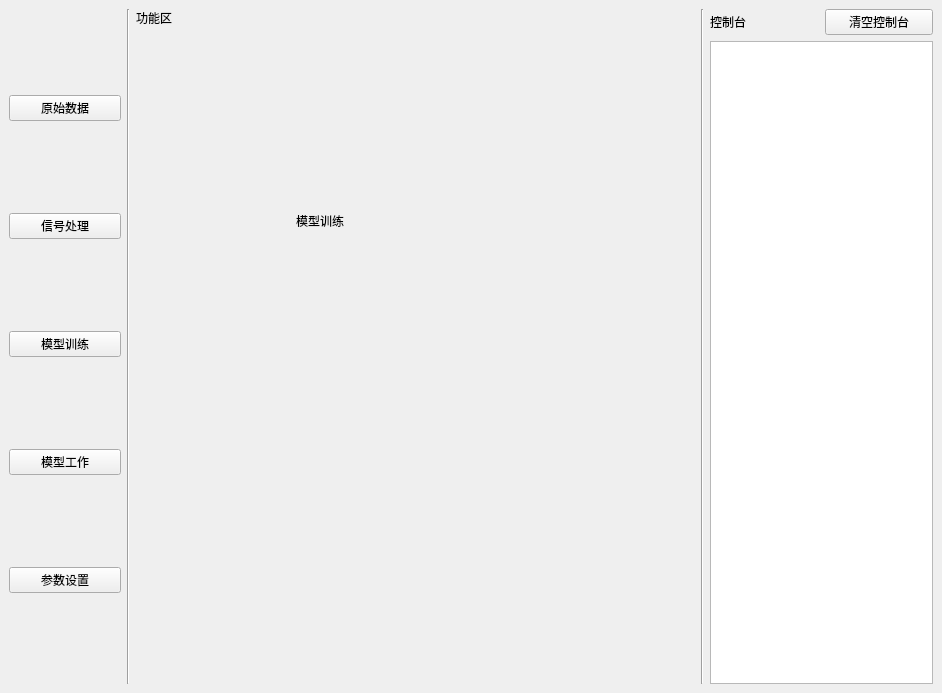
Qt form GUI/main_window.ui (industrimatic/Gearbox-Fault-Diagnosis) before a commit.
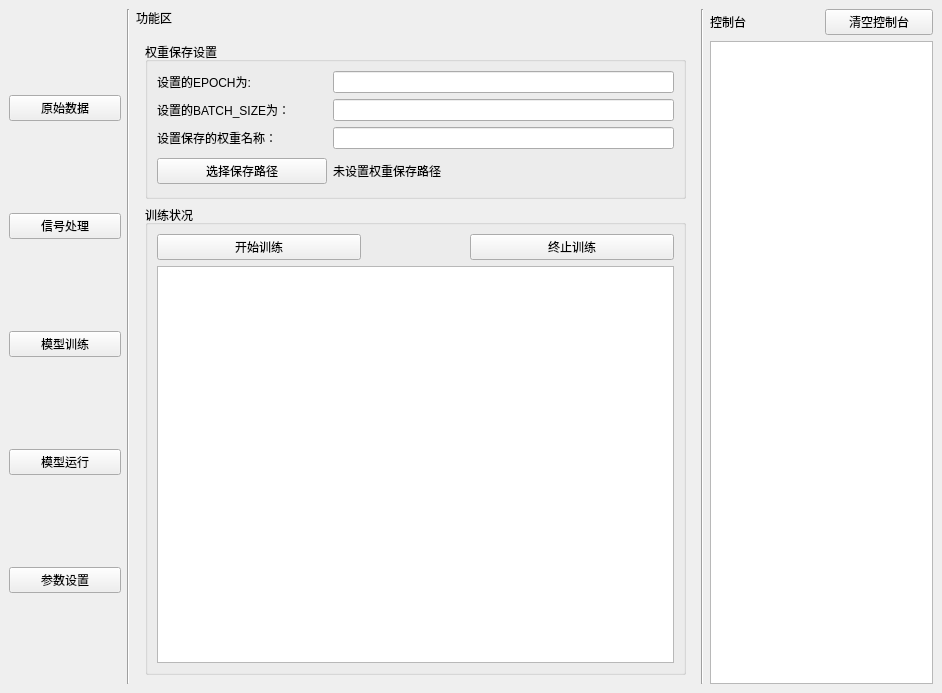
The same form after that commit. The open tabs and pages were chosen to show the change.

What changed in the file:
```diff
--- a/GUI/main_window.ui
+++ b/GUI/main_window.ui
@@ -41,7 +41,7 @@
       <item>
        <widget class="QPushButton" name="pushButton_4">
         <property name="text">
-         <string>模型工作</string>
+         <string>模型运行</string>
         </property>
        </widget>
       </item>
@@ -436,19 +436,124 @@
          </layout>
         </widget>
         <widget class="QWidget" name="page_4">
-         <widget class="QLabel" name="label_6">
-          <property name="geometry">
-           <rect>
-            <x>160</x>
-            <y>180</y>
-            <width>53</width>
-            <height>15</height>
-           </rect>
-          </property>
-          <property name="text">
-           <string>模型训练</string>
-          </property>
-         </widget>
+         <layout class="QVBoxLayout" name="verticalLayout_18" stretch="1,3">
+          <item>
+           <widget class="QGroupBox" name="groupBox_10">
+            <property name="title">
+             <string>权重保存设置</string>
+            </property>
+            <layout class="QVBoxLayout" name="verticalLayout_20" stretch="0,0,0,0">
+             <item>
+              <layout class="QHBoxLayout" name="horizontalLayout_30" stretch="1,2">
+               <item>
+                <widget class="QLabel" name="label_6">
+                 <property name="text">
+                  <string>设置的EPOCH为:</string>
+                 </property>
+                </widget>
+               </item>
+               <item>
+                <widget class="QLineEdit" name="lineEdit_4"/>
+               </item>
+              </layout>
+             </item>
+             <item>
+              <layout class="QHBoxLayout" name="horizontalLayout_29" stretch="1,2">
+               <item>
+                <widget class="QLabel" name="label_25">
+                 <property name="text">
+                  <string>设置的BATCH_SIZE为：</string>
+                 </property>
+                </widget>
+               </item>
+               <item>
+                <widget class="QLineEdit" name="lineEdit_5"/>
+               </item>
+              </layout>
+             </item>
+             <item>
+              <layout class="QHBoxLayout" name="horizontalLayout_28" stretch="1,2">
+               <item>
+                <widget class="QLabel" name="label_27">
+                 <property name="text">
+                  <string>设置保存的权重名称：</string>
+                 </property>
+                </widget>
+               </item>
+               <item>
+                <widget class="QLineEdit" name="lineEdit_6"/>
+               </item>
+              </layout>
+             </item>
+             <item>
+              <layout class="QHBoxLayout" name="horizontalLayout_27" stretch="1,2">
+               <item>
+                <widget class="QPushButton" name="pushButton_9">
+                 <property name="text">
+                  <string>选择保存路径</string>
+                 </property>
+                </widget>
+               </item>
+               <item>
+                <widget class="QLabel" name="label_26">
+                 <property name="text">
+                  <string>未设置权重保存路径</string>
+                 </property>
+                </widget>
+               </item>
+              </layout>
+             </item>
+            </layout>
+           </widget>
+          </item>
+          <item>
+           <widget class="QGroupBox" name="groupBox_11">
+            <property name="title">
+             <string>训练状况</string>
+            </property>
+            <layout class="QVBoxLayout" name="verticalLayout_19">
+             <item>
+              <layout class="QHBoxLayout" name="horizontalLayout_26" stretch="2,1,2">
+               <item>
+                <widget class="QPushButton" name="pushButton_10">
+                 <property name="text">
+                  <string>开始训练</string>
+                 </property>
+                </widget>
+               </item>
+               <item>
+                <spacer name="horizontalSpacer_3">
+                 <property name="orientation">
+                  <enum>Qt::Orientation::Horizontal</enum>
+                 </property>
+                 <property name="sizeHint" stdset="0">
+                  <size>
+                   <width>40</width>
+                   <height>20</height>
+                  </size>
+                 </property>
+                </spacer>
+               </item>
+               <item>
+                <widget class="QPushButton" name="pushButton_11">
+                 <property name="text">
+                  <string>终止训练</string>
+                 </property>
+                </widget>
+               </item>
+              </layout>
+             </item>
+             <item>
+              <widget class="QPlainTextEdit" name="plainTextEdit_2">
+               <property name="plainText">
+                <string/>
+               </property>
+              </widget>
+             </item>
+            </layout>
+           </widget>
+          </item>
+         </layout>
         </widget>
         <widget class="QWidget" name="page_2">
          <widget class="QLabel" name="label_4">
```
Left out of the diff: 23 changed lines with no effect on the pictures.
